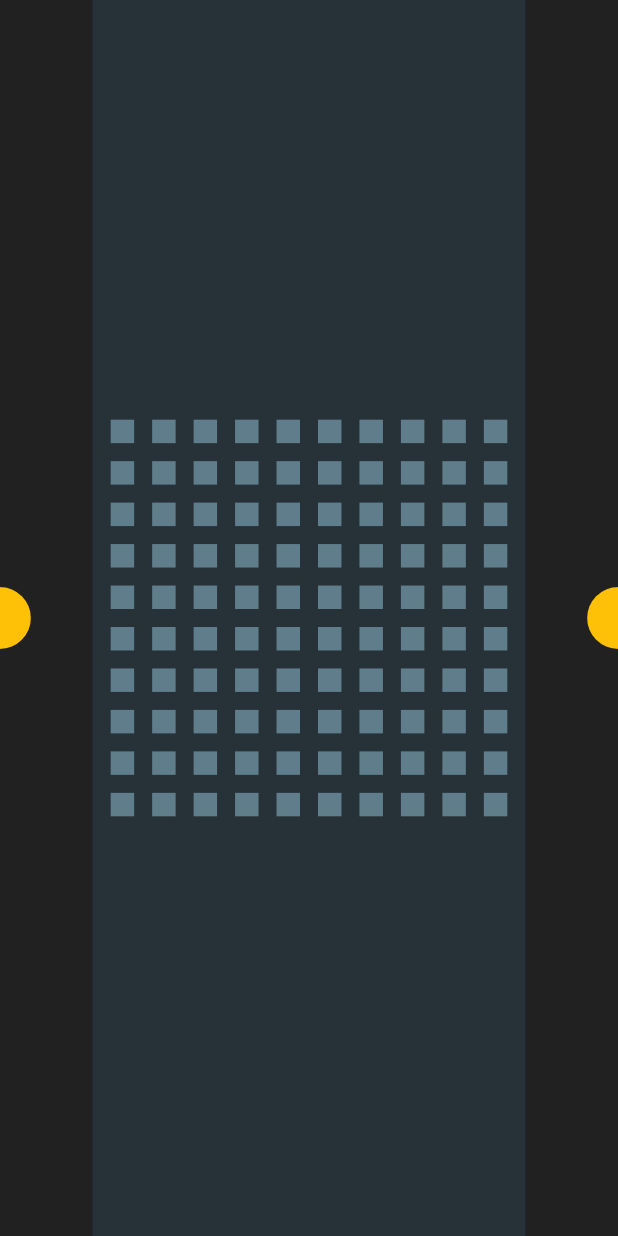
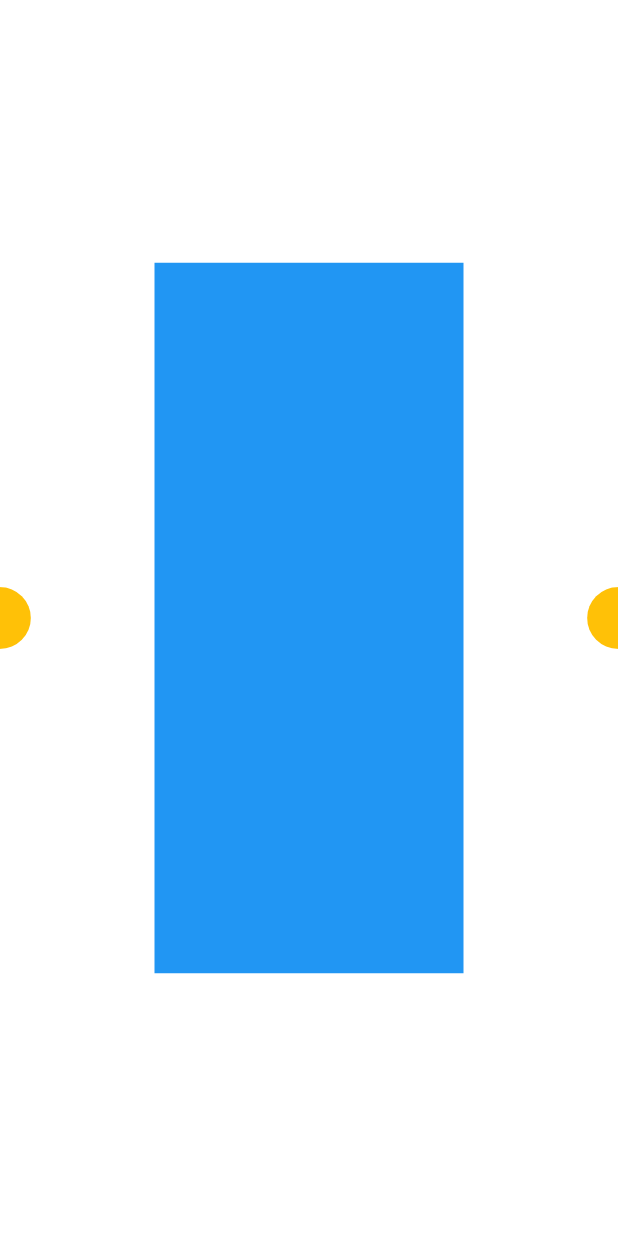
Before and after one commit to patrickBillingsley/portfolio-flutter, a Flutter app: the screen it shows after launch, on a phone screen of 412 x 824 dp. Run offline on Flutter 3.47's test engine with Material 3 defaults, Android fonts, the phone set to English and light mode, and no system bars; our stand-ins replace rxdart.

```diff
--- a/lib/screens/home_screen.dart
+++ b/lib/screens/home_screen.dart
@@ -1,5 +1,5 @@
 import 'package:flutter/material.dart';
-import 'package:patrick_billingsley_portfolio/widgets/fixture_grid.dart';
+import 'package:vector_math/vector_math_64.dart' hide Colors;
 
 class HomeScreen extends StatefulWidget {
   const HomeScreen({super.key});
@@ -8,72 +8,59 @@ class HomeScreen extends StatefulWidget {
   State<HomeScreen> createState() => _HomeScreenState();
 }
 
-class _HomeScreenState extends State<HomeScreen> {
-  late final ScrollController _scrollController = ScrollController(initialScrollOffset: center);
+class _HomeScreenState extends State<HomeScreen> with SingleTickerProviderStateMixin {
+  int maxIndex = 4;
+  int selectedIndex = 2;
+  int indexOffset = -2;
 
-  int itemCount = 5;
-  int selectedIndex = 2;
+  void _turnRight() {
+    if (selectedIndex <= 0) return;
 
-  Size get availableSpace => MediaQuery.sizeOf(context);
-  double get containerHeight => availableSpace.height;
-  double get containerWidth => availableSpace.width * 0.7;
-
-  double get center => scrollOffsetFor(2);
-
-  double scrollOffsetFor(int index) {
-    final leftEdge = containerWidth * index;
-    return leftEdge - (availableSpace.width * 0.15);
+    setState(() {
+      selectedIndex--;
+      indexOffset--;
+    });
   }
 
-  void _nextIndex() {
-    if (selectedIndex >= itemCount) return;
+  void _turnLeft() {
+    if (selectedIndex >= maxIndex) return;
 
-    _scrollController.animateTo(
-      scrollOffsetFor(++selectedIndex),
-      duration: const Duration(milliseconds: 200),
-      curve: Curves.easeOut,
-    );
+    setState(() {
+      selectedIndex++;
+      indexOffset++;
+    });
   }
 
-  void _lastIndex() {
-    if (selectedIndex <= 0) return;
+  Matrix4 transformFor(int index) {
+    final factor = 0.8;
 
-    _scrollController.animateTo(
-      scrollOffsetFor(--selectedIndex),
-      duration: const Duration(milliseconds: 200),
-      curve: Curves.easeOut,
-    );
+    return Matrix4.identity()
+      ..setEntry(3, 2, 0.001)
+      ..rotateY(factor * index)
+      ..translateByVector3(Vector3(0, 0, 1000));
   }
+
+  final List<Color> _colors = const [
+    Colors.red,
+    Colors.green,
+    Colors.blue,
+    Colors.red,
+    Colors.green,
+  ];
 
   @override
   Widget build(BuildContext context) {
-    return Scaffold(
-      body: SafeArea(
-        child: Stack(
+    final space = MediaQuery.sizeOf(context);
+
+    return Stack(
+      clipBehavior: Clip.none,
       children: [
-            ListView.builder(
-              physics: NeverScrollableScrollPhysics(),
-              controller: _scrollController,
-              scrollDirection: Axis.horizontal,
-              itemExtent: containerWidth,
-              itemCount: itemCount,
-              itemBuilder: (_, index) {
-                final showGrid = index == 2;
-
-                return Container(
-                  height: containerHeight,
-                  width: containerWidth,
-                  color: index.isEven ? Colors.blueGrey.shade900 : Colors.grey.shade900,
-                  child: Stack(
-                    children: [
-                      Center(
-                        child: showGrid ? FixtureGrid() : Text('Hello'),
-                      ),
-                    ],
-                  ),
+        ...List.generate(5, (index) {
+          return Portal(
+            index: index + indexOffset,
+            color: _colors[index],
           );
-              },
-            ),
+        }),
         Center(
           child: Row(
             mainAxisAlignment: MainAxisAlignment.spaceBetween,
@@ -81,10 +68,10 @@ class _HomeScreenState extends State<HomeScreen> {
               ClipPath(
                 clipper: LeftClipper(),
                 child: GestureDetector(
-                      onTap: _lastIndex,
+                  onTap: _turnLeft,
                   child: Container(
-                        width: availableSpace.width * 0.05,
-                        height: availableSpace.width * 0.1,
+                    width: space.width * 0.05,
+                    height: space.width * 0.1,
                     color: Colors.amber,
                   ),
                 ),
@@ -92,10 +79,10 @@ class _HomeScreenState extends State<HomeScreen> {
               ClipPath(
                 clipper: RightClipper(),
                 child: GestureDetector(
-                      onTap: _nextIndex,
+                  onTap: _turnRight,
                   child: Container(
-                        width: availableSpace.width * 0.05,
-                        height: availableSpace.width * 0.1,
+                    width: space.width * 0.05,
+                    height: space.width * 0.1,
                     color: Colors.amber,
                   ),
                 ),
@@ -104,8 +91,6 @@ class _HomeScreenState extends State<HomeScreen> {
           ),
         ),
       ],
-        ),
-      ),
     );
   }
 }
@@ -145,3 +130,89 @@ class RightClipper extends CustomClipper<Path> {
     return false;
   }
 }
+
+class Portal extends StatefulWidget {
+  final int index;
+  final Color color;
+
+  const Portal({
+    super.key,
+    required this.index,
+    this.color = Colors.red,
+  });
+
+  @override
+  State<Portal> createState() => _PortalState();
+}
+
+class _PortalState extends State<Portal> with SingleTickerProviderStateMixin {
+  late final AnimationController _controller = AnimationController(
+    vsync: this,
+    duration: const Duration(milliseconds: 800),
+  );
+
+  late final Animation<double> _curvedAnimation = CurvedAnimation(
+    parent: _controller,
+    curve: Curves.easeInOut,
+  );
+
+  late Tween<double> _tween = Tween(
+    begin: _rotationFor(widget.index),
+    end: _rotationFor(widget.index),
+  );
+
+  @override
+  void initState() {
+    super.initState();
+    _controller.addListener(_refresh);
+  }
+
+  @override
+  void didUpdateWidget(Portal oldWidget) {
+    super.didUpdateWidget(oldWidget);
+    if (widget.index != oldWidget.index) {
+      _tween = Tween(
+        begin: _tween.evaluate(_curvedAnimation),
+        end: _rotationFor(widget.index),
+      );
+      _controller.forward(from: 0);
+    }
+  }
+
+  @override
+  void dispose() {
+    _controller.removeListener(_refresh);
+    super.dispose();
+  }
+
+  void _refresh() {
+    setState(() {});
+  }
+
+  double _rotationFor(int index) {
+    final factor = 0.8;
+    return factor * index;
+  }
+
+  @override
+  Widget build(BuildContext context) {
+    final space = MediaQuery.sizeOf(context);
+
+    return Transform(
+      alignment: Alignment.center,
+      transform: Matrix4.identity()
+        ..setEntry(3, 2, 0.001)
+        ..rotateY(_tween.evaluate(_curvedAnimation))
+        ..translateByVector3(Vector3(0, 0, 1000)),
+      child: OverflowBox(
+        maxWidth: double.infinity,
+        maxHeight: double.infinity,
+        child: Container(
+          width: space.width,
+          height: space.height * 1.15,
+          color: widget.color,
+        ),
+      ),
+    );
+  }
+}
```
Lines whose indentation alone changed are shown as unchanged.
